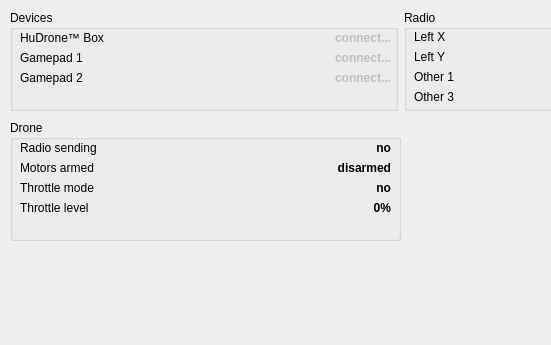
Above: DESKTOP/app/dialogfly.ui from houdini22/HuDrone before the change; both pictures show x 0 to 551 and y 0 to 345 of the 800 by 688 pixel window. Below: the same form after it.
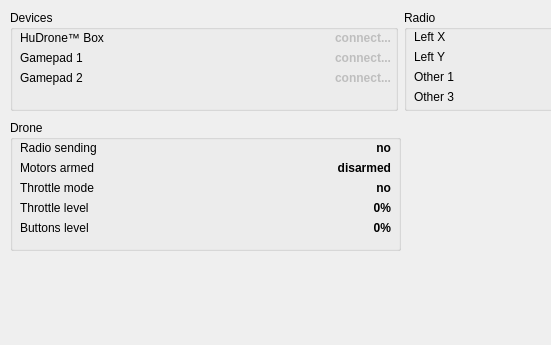
That is the form after the change.

The edit to the form file:
```diff
--- a/DESKTOP/app/dialogfly.ui
+++ b/DESKTOP/app/dialogfly.ui
@@ -419,7 +419,7 @@
      <x>10</x>
      <y>120</y>
      <width>391</width>
-     <height>121</height>
+     <height>131</height>
     </rect>
    </property>
    <layout class="QHBoxLayout" name="horizontalLayout_2">
@@ -580,6 +580,44 @@
         <set>Qt::AlignRight|Qt::AlignTrailing|Qt::AlignVCenter</set>
        </property>
       </widget>
+      <widget class="QLabel" name="label_15">
+       <property name="geometry">
+        <rect>
+         <x>10</x>
+         <y>100</y>
+         <width>141</width>
+         <height>16</height>
+        </rect>
+       </property>
+       <property name="text">
+        <string>Buttons level</string>
+       </property>
+      </widget>
+      <widget class="QLabel" name="labelButtonsLevel">
+       <property name="enabled">
+        <bool>true</bool>
+       </property>
+       <property name="geometry">
+        <rect>
+         <x>250</x>
+         <y>100</y>
+         <width>131</width>
+         <height>16</height>
+        </rect>
+       </property>
+       <property name="font">
+        <font>
+         <weight>75</weight>
+         <bold>true</bold>
+        </font>
+       </property>
+       <property name="text">
+        <string>0%</string>
+       </property>
+       <property name="alignment">
+        <set>Qt::AlignRight|Qt::AlignTrailing|Qt::AlignVCenter</set>
+       </property>
+      </widget>
      </widget>
     </item>
    </layout>
```
Left out of the diff: 8 changed lines with no effect on the pictures.
